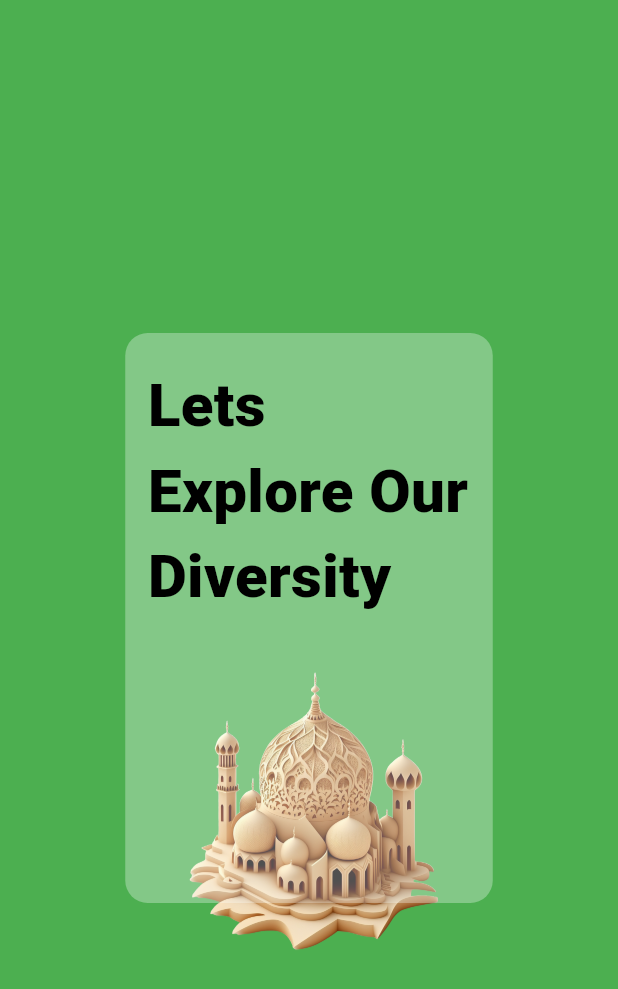
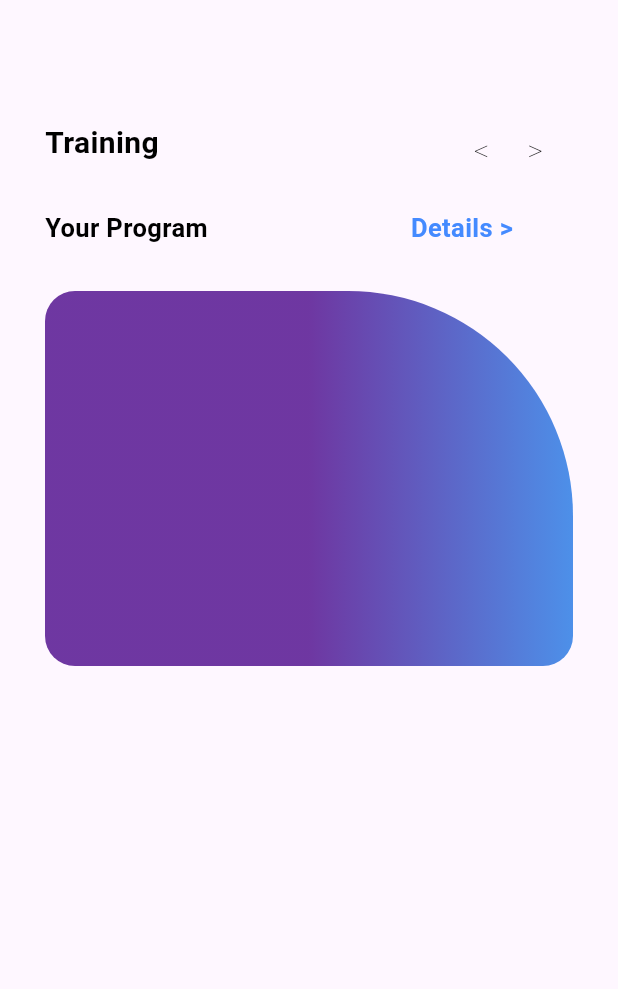
Before and after one commit to Code-mora/layout-flutter, a Flutter app: the screen it shows after launch, on a phone screen of 412 x 824 dp. Shown: the top 989 px of the screen. Run offline on Flutter 3.47's test engine with Material 3 defaults, Android fonts, the phone set to English and light mode, and no system bars.

Commit message:
ini tugas quiz

```diff
--- a/lib/main.dart
+++ b/lib/main.dart
@@ -1,5 +1,14 @@
 import 'package:flutter/material.dart';
-import 'package:project_abalabal/tugas/layout2.dart';
+import 'package:project_abalabal/latihan/pages1.dart';
+import 'package:project_abalabal/latihan/pages2.dart';
+import 'package:project_abalabal/quiz/quiz1.dart';
+
+
+
+
+
+
+
 
 void main() {
   runApp(MyApp());
@@ -10,6 +19,13 @@ class MyApp extends StatelessWidget {
 
   @override
   Widget build(BuildContext context) {
-    return MaterialApp(home: TugasLayout2());
+    return MaterialApp(
+      // routes: {
+      //   "/" :(context)=>Page1(),
+      //   "/halaman2":(context)=>Page2()
+      // },
+      // initialRoute: "/",
+      home: Quiz1()
+    );
   }
 }
--- /dev/null
+++ b/lib/quiz/quiz1.dart
@@ -0,0 +1,81 @@
+import 'package:flutter/material.dart';
+
+class Quiz1 extends StatelessWidget {
+  const Quiz1({super.key});
+
+  @override
+  Widget build(BuildContext context) {
+    return Scaffold(
+      appBar: AppBar(
+      ),
+      body: Column(
+        crossAxisAlignment: CrossAxisAlignment.start,
+        children: [
+          Row(
+            mainAxisAlignment: MainAxisAlignment.spaceBetween,
+            children: [
+              Padding(
+                padding: const EdgeInsets.only(left: 30, top: 20),
+                child: Text("Training", style: TextStyle(
+                    color: Colors.black,
+                    fontSize: 20,
+                    fontWeight: FontWeight.bold
+                  ),
+                ),
+              ),
+              Padding(
+                padding: const EdgeInsets.only(top: 30, right: 50),
+                child: Text("<     >", style: TextStyle(
+                    color: Colors.black,
+                    fontSize: 20,
+                    fontWeight: FontWeight.w200
+                  ),
+                ),
+              ),
+            ],
+          ),
+
+          Row(
+            mainAxisAlignment: MainAxisAlignment.spaceBetween,
+            children: [
+              Padding(
+                padding: const EdgeInsets.only(left: 30, top: 25),
+                child: Text("Your Program", style: TextStyle(
+                    color: Colors.black,
+                    fontSize: 17,
+                    fontWeight: FontWeight.bold
+                  ),
+                ),
+              ),
+              Padding(
+                padding: const EdgeInsets.only(right: 70, top: 25),
+                child: Text("Details >", style: TextStyle(
+                    color: Colors.blueAccent,
+                    fontSize: 17,
+                    fontWeight: FontWeight.bold
+                  ),
+                ),
+              ),
+            ],
+          ),
+
+          Padding(
+            padding: const EdgeInsets.all(30.0),
+            child: Container(
+              height: 250,
+              width: 600,
+              decoration: BoxDecoration(
+                gradient: LinearGradient(
+                  colors: [Color.fromARGB(251, 108, 52, 160), Color.fromARGB(255, 77, 144, 233)],
+                  begin: AlignmentGeometry.center,
+                  end: AlignmentGeometry.centerRight
+                ),
+                borderRadius: BorderRadius.only(topLeft: Radius.circular(20), bottomLeft: Radius.circular(20), topRight: Radius.circular(150), bottomRight: Radius.circular(20))
+              ),
+            ),
+          ),
+        ],
+      ),
+    );
+  }
+}
--- a/pubspec.yaml
+++ b/pubspec.yaml
@@ -60,8 +60,6 @@ flutter:
   # To add assets to your application, add an assets section, like this:
   assets:
     - gambar/image.png
-    - gambar/mosque.png
-    - gambar/boy.png
 
   # An image asset can refer to one or more resolution-specific "variants", see
   # https://flutter.dev/to/resolution-aware-images
```
Also changed, not shown: lib/latihan/pages1.dart (added, +34 -0 lines), lib/latihan/pages2.dart (added, +25 -0 lines).
